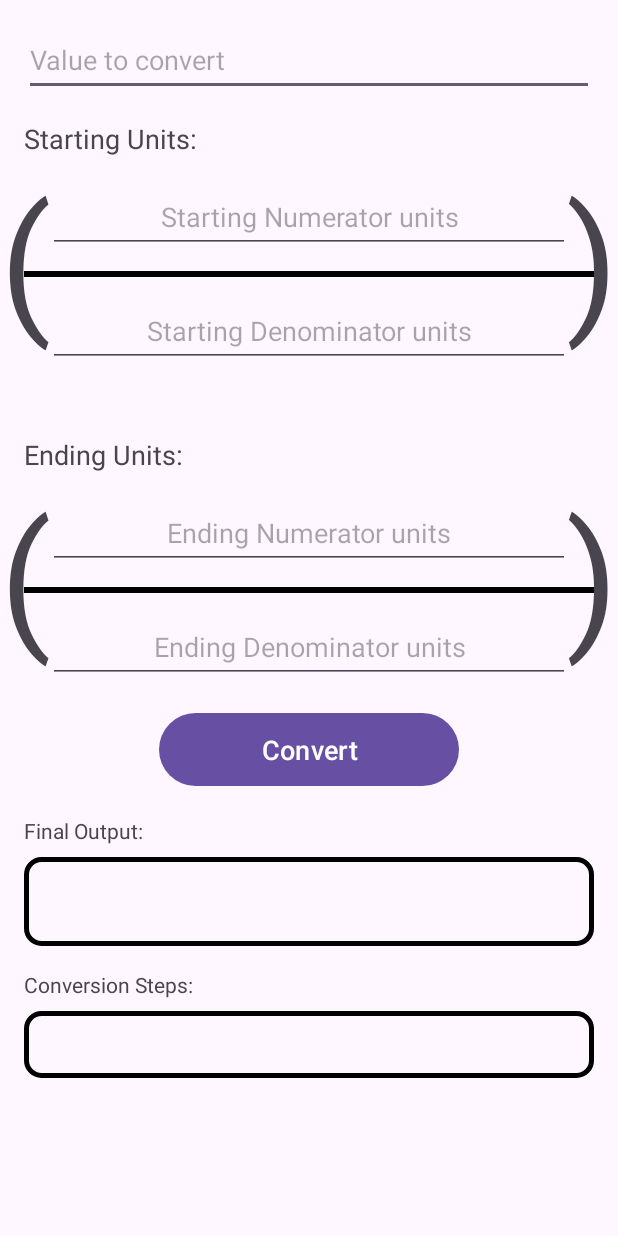
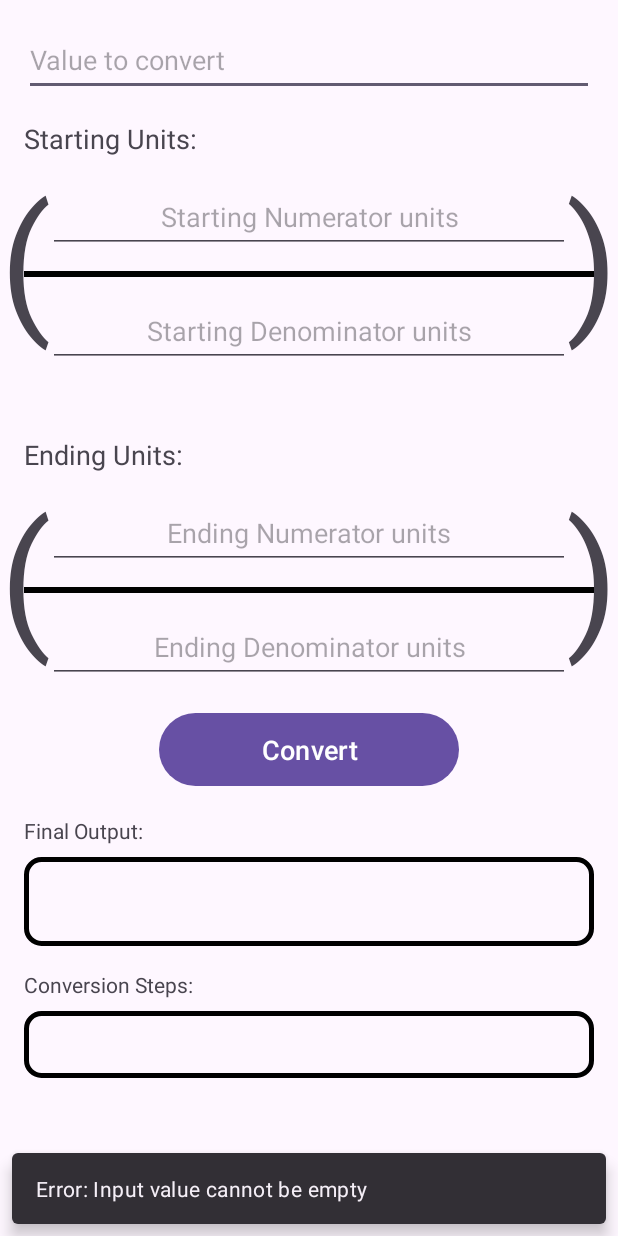
Before and after one commit to AvidCoder27/unit-converter, an Android app: the screen it shows after launch (MainActivity), after a tap on "Convert", on a phone screen of 412 x 824 dp. Run offline under Robolectric (Android 15) with nearby library versions, the phone set to English and light mode, and no system bars.

Commit message:
added `snackbar` for errors

```diff
--- a/app/src/main/java/com/reeves/unitconverter/MainActivity.kt
+++ b/app/src/main/java/com/reeves/unitconverter/MainActivity.kt
@@ -9,6 +9,7 @@ import androidx.activity.enableEdgeToEdge
 import androidx.appcompat.app.AppCompatActivity
 import androidx.core.view.ViewCompat
 import androidx.core.view.WindowInsetsCompat
+import com.google.android.material.snackbar.Snackbar
 
 private const val TAG = "MainActivity"
 
@@ -49,7 +50,10 @@ class MainActivity : AppCompatActivity() {
             outputValue.text = ""
             conversionSteps.text = ""
             val result = convert()
-            result?.let { Log.e(TAG, "attemptConversion: $it") }
+            result?.let {
+                Snackbar.make(window.decorView, "Error: ${it.message}", Snackbar.LENGTH_LONG).show()
+                Log.e(TAG, "attemptConversion: $it")
+            }
         }
     }
 
```
